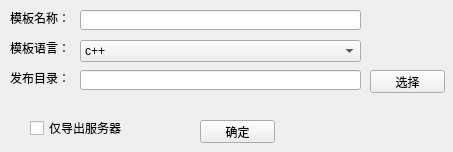
Before: the Qt Designer form qt_ui/ui/add_tmpl.ui in aywfelix/ProtoExcelTool, drawn with Qt 5.
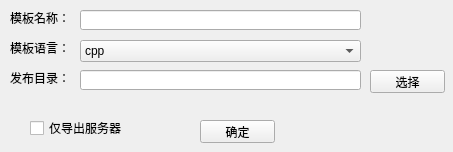
After: the same form once the commit is applied.

Commit message: 增加添加配置模板窗口

The edit to the form file:
```diff
--- a/qt_ui/ui/add_tmpl.ui
+++ b/qt_ui/ui/add_tmpl.ui
@@ -99,7 +99,7 @@
    </property>
    <item>
     <property name="text">
-     <string>c++</string>
+     <string>cpp</string>
     </property>
    </item>
    <item>
```
Left out of the diff: 4 changed lines with no effect on the pictures. The commit also changes 7 other files.
